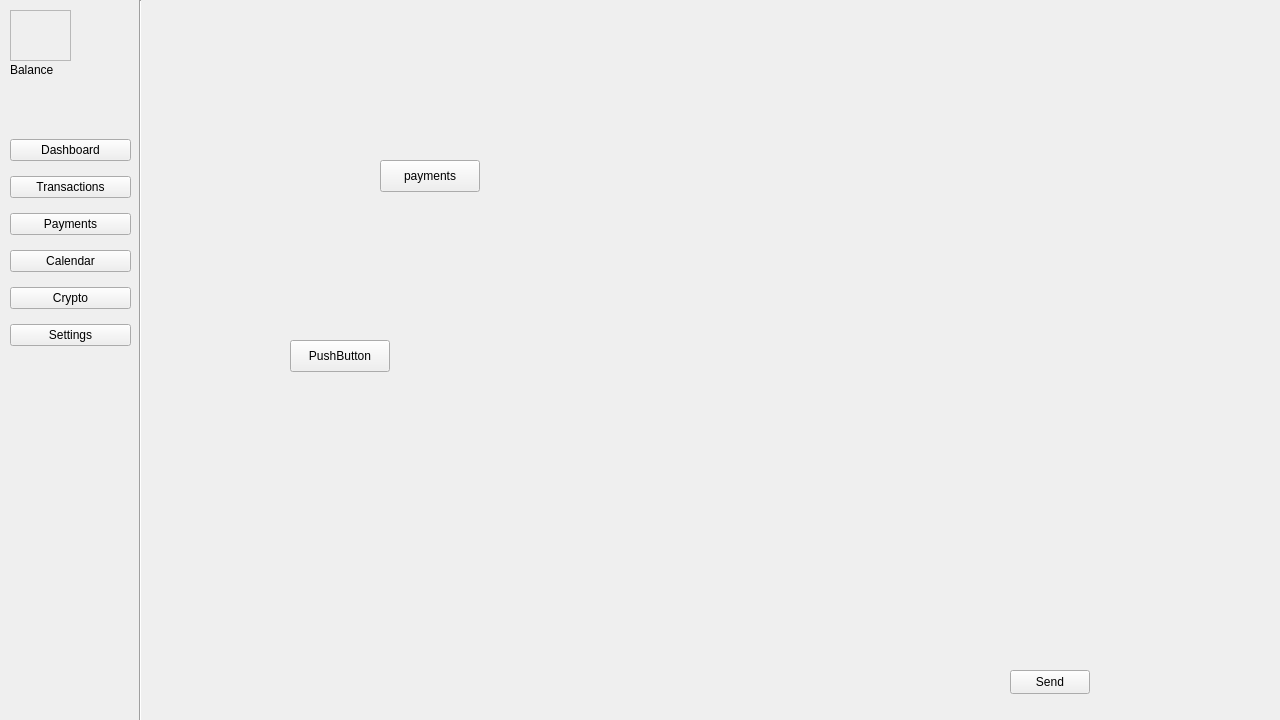
Above: forms/mainwindow.ui from IVAndreev21/YRT before the change. Below: the same form after it.
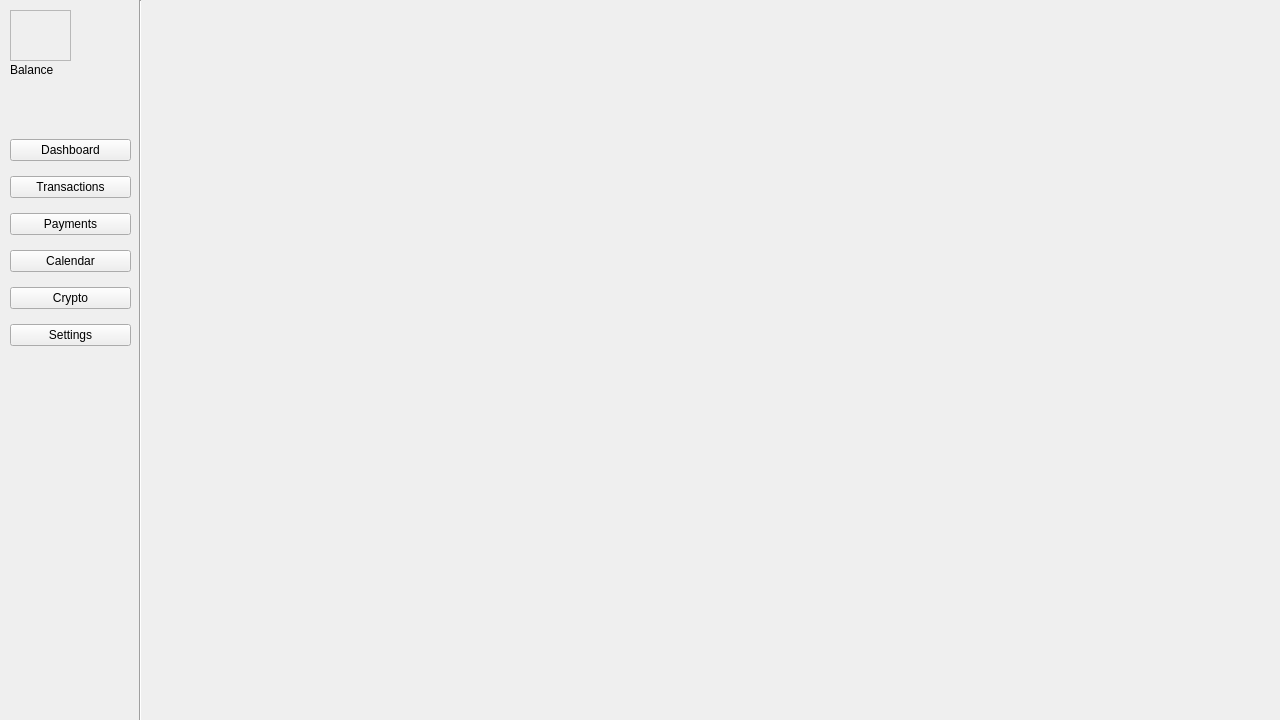
That is the form after the change. The open tabs and pages were chosen to show the change. Icons and pictures are not drawn.

Patch:
```diff
--- a/forms/mainwindow.ui
+++ b/forms/mainwindow.ui
@@ -150,7 +150,7 @@
      <x>150</x>
      <y>-10</y>
      <width>1081</width>
-     <height>641</height>
+     <height>721</height>
     </rect>
    </property>
    <property name="currentIndex">
@@ -389,6 +389,19 @@
       <string/>
      </property>
     </widget>
+    <widget class="QPushButton" name="Send_qt_PB">
+     <property name="geometry">
+      <rect>
+       <x>870</x>
+       <y>660</y>
+       <width>80</width>
+       <height>24</height>
+      </rect>
+     </property>
+     <property name="text">
+      <string>Send</string>
+     </property>
+    </widget>
    </widget>
    <widget class="QWidget" name="transacions_page">
     <widget class="QLabel" name="Bank_tr_LA">
@@ -428,34 +441,7 @@
      </property>
     </widget>
    </widget>
-   <widget class="QWidget" name="payments_page">
-    <widget class="QPushButton" name="pushButton_3">
-     <property name="geometry">
-      <rect>
-       <x>230</x>
-       <y>170</y>
-       <width>100</width>
-       <height>32</height>
-      </rect>
-     </property>
-     <property name="text">
-      <string>payments</string>
-     </property>
-    </widget>
-    <widget class="QPushButton" name="pushButton">
-     <property name="geometry">
-      <rect>
-       <x>140</x>
-       <y>350</y>
-       <width>100</width>
-       <height>32</height>
-      </rect>
-     </property>
-     <property name="text">
-      <string>PushButton</string>
-     </property>
-    </widget>
-   </widget>
+   <widget class="QWidget" name="payments_page"/>
    <widget class="QWidget" name="settings_page">
     <widget class="QPushButton" name="pfp_acc_PB">
      <property name="geometry">
@@ -1249,19 +1235,6 @@
     <enum>Qt::Vertical</enum>
    </property>
   </widget>
-  <widget class="QPushButton" name="Send_qt_PB">
-   <property name="geometry">
-    <rect>
-     <x>1010</x>
-     <y>670</y>
-     <width>80</width>
-     <height>24</height>
-    </rect>
-   </property>
-   <property name="text">
-    <string>Send</string>
-   </property>
-  </widget>
  </widget>
  <resources/>
  <connections/>
```
Left out of the diff: 2 changed lines with no effect on the pictures.
